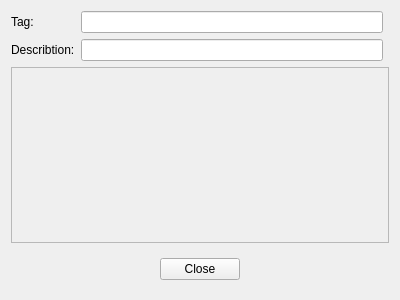
RemotelyChaotic/JOIPEngine, file src/Editor/DialogEditor/DialogTagsEditorOverlay.ui: the form before one commit.
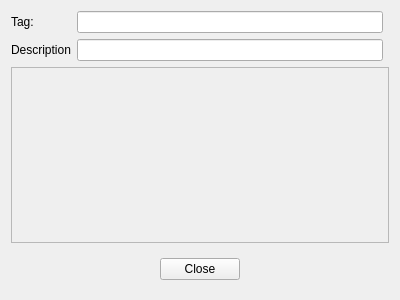
The form after the commit. Custom widgets are drawn as their Qt base class.

```diff
--- a/src/Editor/DialogEditor/DialogTagsEditorOverlay.ui
+++ b/src/Editor/DialogEditor/DialogTagsEditorOverlay.ui
@@ -100,7 +100,7 @@
       <item row="1" column="0">
        <widget class="QLabel" name="label_2">
         <property name="text">
-         <string>Describtion:</string>
+         <string>Description</string>
         </property>
        </widget>
       </item>
```
Left out of the diff: 6 changed lines with no effect on the pictures.
